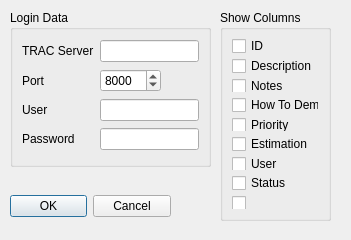
This is setupdialog.ui in jmreyen/starfish as Qt 5 draws it before an edit. The edited form follows.
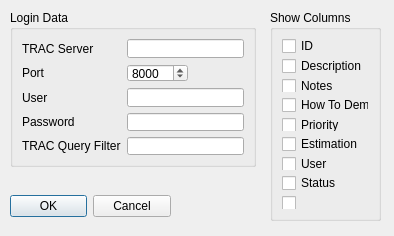
This is the edited form. Icons and pictures are not drawn.

What changed in the file:
```diff
--- a/setupdialog.ui
+++ b/setupdialog.ui
@@ -6,8 +6,8 @@
    <rect>
     <x>0</x>
     <y>0</y>
-    <width>351</width>
-    <height>240</height>
+    <width>394</width>
+    <height>236</height>
    </rect>
   </property>
   <property name="windowTitle">
@@ -32,7 +32,7 @@
   <widget class="QGroupBox" name="groupBox">
    <property name="geometry">
     <rect>
-     <x>220</x>
+     <x>270</x>
      <y>10</y>
      <width>111</width>
      <height>211</height>
@@ -116,7 +116,7 @@
     <rect>
      <x>10</x>
      <y>10</y>
-     <width>201</width>
+     <width>246</width>
      <height>157</height>
     </rect>
    </property>
@@ -131,41 +131,17 @@
       </property>
      </widget>
     </item>
-    <item row="0" column="1" colspan="3">
+    <item row="0" column="1" colspan="2">
      <widget class="QLineEdit" name="serverEdit"/>
     </item>
-    <item row="2" column="0">
+    <item row="1" column="0">
      <widget class="QLabel" name="label_2">
       <property name="text">
        <string>Port</string>
       </property>
      </widget>
     </item>
-    <item row="3" column="0">
-     <widget class="QLabel" name="label_3">
-      <property name="text">
-       <string>User</string>
-      </property>
-     </widget>
-    </item>
-    <item row="3" column="1" colspan="3">
-     <widget class="QLineEdit" name="userEdit"/>
-    </item>
-    <item row="4" column="0">
-     <widget class="QLabel" name="label_4">
-      <property name="text">
-       <string>Password</string>
-      </property>
-     </widget>
-    </item>
-    <item row="4" column="1" colspan="3">
-     <widget class="QLineEdit" name="passwordEdit">
-      <property name="echoMode">
-       <enum>QLineEdit::Password</enum>
-      </property>
-     </widget>
-    </item>
-    <item row="2" column="1">
+    <item row="1" column="1">
      <widget class="QSpinBox" name="portSpinBox">
       <property name="maximum">
        <number>65535</number>
@@ -175,7 +151,7 @@
       </property>
      </widget>
     </item>
-    <item row="2" column="2">
+    <item row="1" column="2">
      <spacer name="horizontalSpacer">
       <property name="orientation">
        <enum>Qt::Horizontal</enum>
@@ -188,6 +164,40 @@
       </property>
      </spacer>
     </item>
+    <item row="2" column="0">
+     <widget class="QLabel" name="label_3">
+      <property name="text">
+       <string>User</string>
+      </property>
+     </widget>
+    </item>
+    <item row="2" column="1" colspan="2">
+     <widget class="QLineEdit" name="userEdit"/>
+    </item>
+    <item row="3" column="0">
+     <widget class="QLabel" name="label_4">
+      <property name="text">
+       <string>Password</string>
+      </property>
+     </widget>
+    </item>
+    <item row="3" column="1" colspan="2">
+     <widget class="QLineEdit" name="passwordEdit">
+      <property name="echoMode">
+       <enum>QLineEdit::Password</enum>
+      </property>
+     </widget>
+    </item>
+    <item row="4" column="0">
+     <widget class="QLabel" name="label_5">
+      <property name="text">
+       <string>TRAC Query Filter</string>
+      </property>
+     </widget>
+    </item>
+    <item row="4" column="1" colspan="2">
+     <widget class="QLineEdit" name="queryGeneralEdit"/>
+    </item>
    </layout>
   </widget>
  </widget>
```
Left out of the diff: 21 changed lines with no effect on the pictures.
